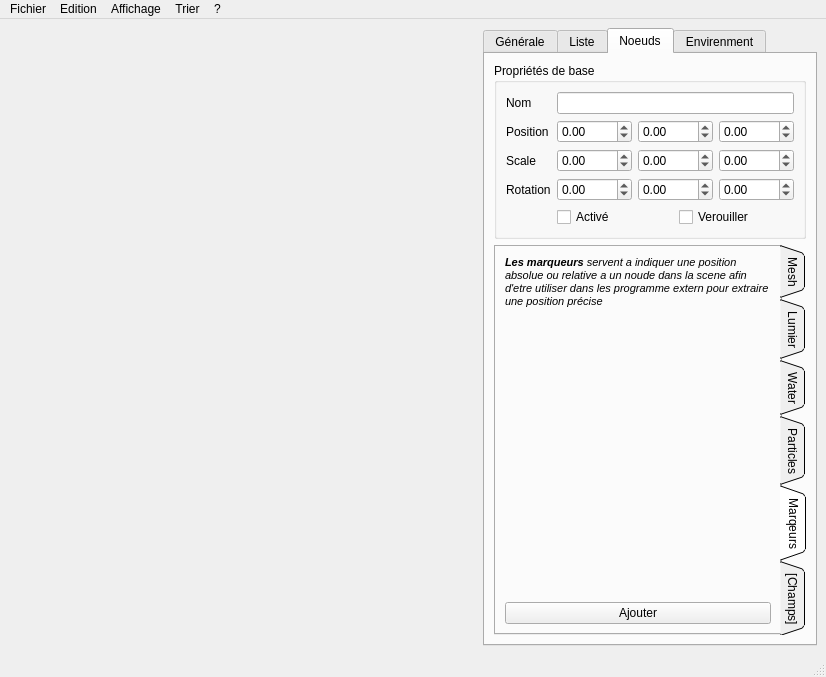
First picture: the form in sources/interface.ui, repository b4n92uid/theball-editor, before the edit.
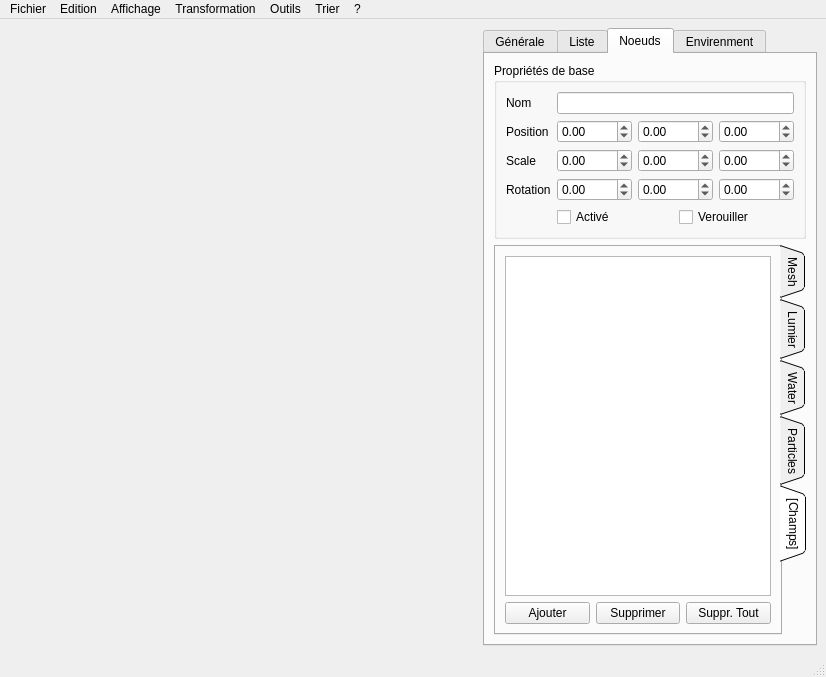
Second picture: the form after the edit. The open tabs and pages were chosen to show the change. Icons and pictures are not drawn. Custom widgets are drawn as their Qt base class.

Commit message: 4 Changes... Begin implementing tools feature Begin implementing magnet move feature Remove mark panel (useless) Change mark icon

The edit to the form file:
```diff
--- a/sources/interface.ui
+++ b/sources/interface.ui
@@ -1129,65 +1129,6 @@
             </item>
            </layout>
           </widget>
-          <widget class="QWidget" name="tab_9">
-           <attribute name="title">
-            <string>Marqeurs</string>
-           </attribute>
-           <layout class="QVBoxLayout" name="verticalLayout_13">
-            <item>
-             <widget class="QLabel" name="label_34">
-              <property name="text">
-               <string>&lt;!DOCTYPE HTML PUBLIC &quot;-//W3C//DTD HTML 4.0//EN&quot; &quot;http://www.w3.org/TR/REC-html40/strict.dtd&quot;&gt;
-&lt;html&gt;&lt;head&gt;&lt;meta name=&quot;qrichtext&quot; content=&quot;1&quot; /&gt;&lt;style type=&quot;text/css&quot;&gt;
-p, li { white-space: pre-wrap; }
-&lt;/style&gt;&lt;/head&gt;&lt;body style=&quot; font-family:'MS Shell Dlg 2'; font-size:8.25pt; font-weight:400; font-style:normal;&quot;&gt;
-&lt;p style=&quot; margin-top:0px; margin-bottom:0px; margin-left:0px; margin-right:0px; -qt-block-indent:0; text-indent:0px;&quot;&gt;&lt;img src=&quot;:/Medias/medias/mark.png&quot; style=&quot;float:left&quot; /&gt;&lt;span style=&quot; font-size:8pt; font-weight:600; font-style:italic;&quot;&gt;Les marqueurs&lt;/span&gt;&lt;span style=&quot; font-size:8pt; font-style:italic;&quot;&gt; servent a indiquer une position absolue ou relative a un noude dans la scene afin d'etre utiliser dans les programme extern pour extraire une position précise&lt;/span&gt;&lt;/p&gt;
-&lt;p style=&quot;-qt-paragraph-type:empty; margin-top:0px; margin-bottom:0px; margin-left:0px; margin-right:0px; -qt-block-indent:0; text-indent:0px; font-size:8pt; font-style:italic;&quot;&gt;&lt;/p&gt;&lt;/body&gt;&lt;/html&gt;</string>
-              </property>
-              <property name="wordWrap">
-               <bool>true</bool>
-              </property>
-              <property name="margin">
-               <number>0</number>
-              </property>
-              <property name="indent">
-               <number>-1</number>
-              </property>
-              <property name="openExternalLinks">
-               <bool>false</bool>
-              </property>
-             </widget>
-            </item>
-            <item>
-             <spacer name="verticalSpacer_3">
-              <property name="orientation">
-               <enum>Qt::Vertical</enum>
-              </property>
-              <property name="sizeHint" stdset="0">
-               <size>
-                <width>20</width>
-                <height>40</height>
-               </size>
-              </property>
-             </spacer>
-            </item>
-            <item>
-             <layout class="QHBoxLayout" name="horizontalLayout_30">
-              <item>
-               <widget class="QPushButton" name="node_mark_add">
-                <property name="text">
-                 <string>Ajouter</string>
-                </property>
-                <property name="icon">
-                 <iconset resource="ressource.qrc">
-                  <normaloff>:/Medias/medias/add.png</normaloff>:/Medias/medias/add.png</iconset>
-                </property>
-               </widget>
-              </item>
-             </layout>
-            </item>
-           </layout>
-          </widget>
           <widget class="QWidget" name="tab_8">
            <attribute name="title">
             <string>[Champs]</string>
@@ -1763,9 +1704,28 @@
     <addaction name="actionSortFromCamera"/>
     <addaction name="actionSortFromSelection"/>
    </widget>
+   <widget class="QMenu" name="menuOutils">
+    <property name="title">
+     <string>Outils</string>
+    </property>
+    <addaction name="actionSelectionTool"/>
+    <addaction name="actionDrawTool"/>
+   </widget>
+   <widget class="QMenu" name="menuMouvements">
+    <property name="title">
+     <string>Transformation</string>
+    </property>
+    <addaction name="actionToggleGrid"/>
+    <addaction name="actionToggleMagnetMove"/>
+    <addaction name="separator"/>
+    <addaction name="actionCenterOnFloor"/>
+    <addaction name="actionBaseOnFloor"/>
+   </widget>
    <addaction name="menuFichier"/>
    <addaction name="menuEditer"/>
    <addaction name="menuAffichage"/>
+   <addaction name="menuMouvements"/>
+   <addaction name="menuOutils"/>
    <addaction name="menuTrier"/>
    <addaction name="menu"/>
   </widget>
```
Left out of the diff: 44 changed lines with no effect on the pictures. The commit also changes 13 other files.
